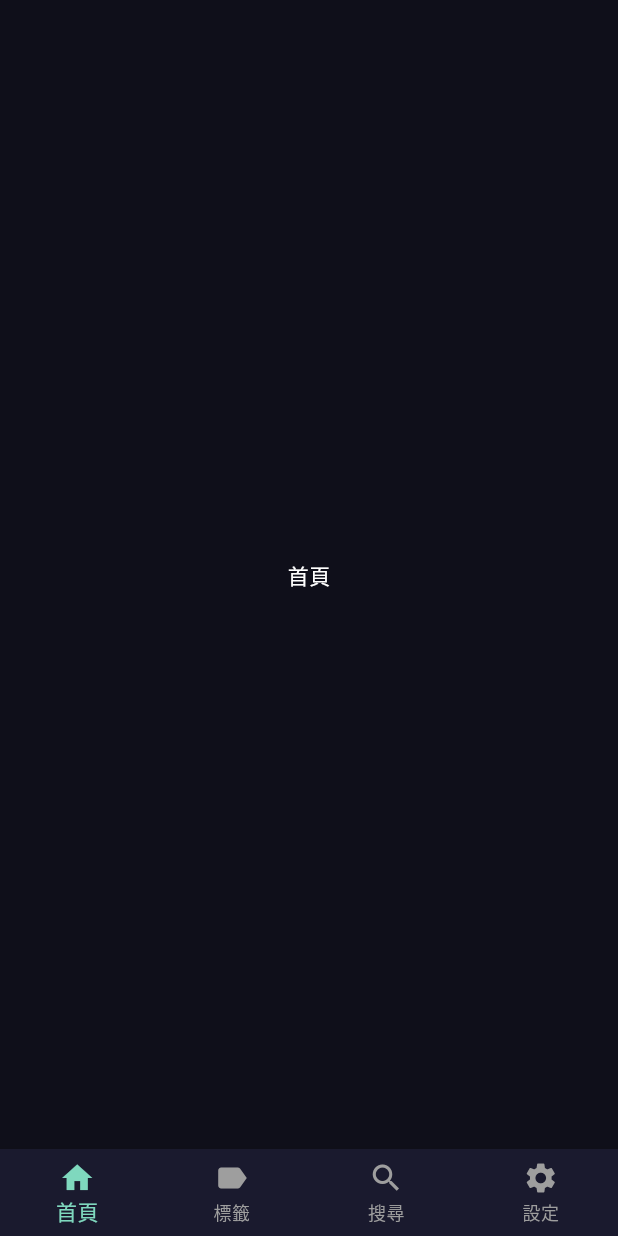
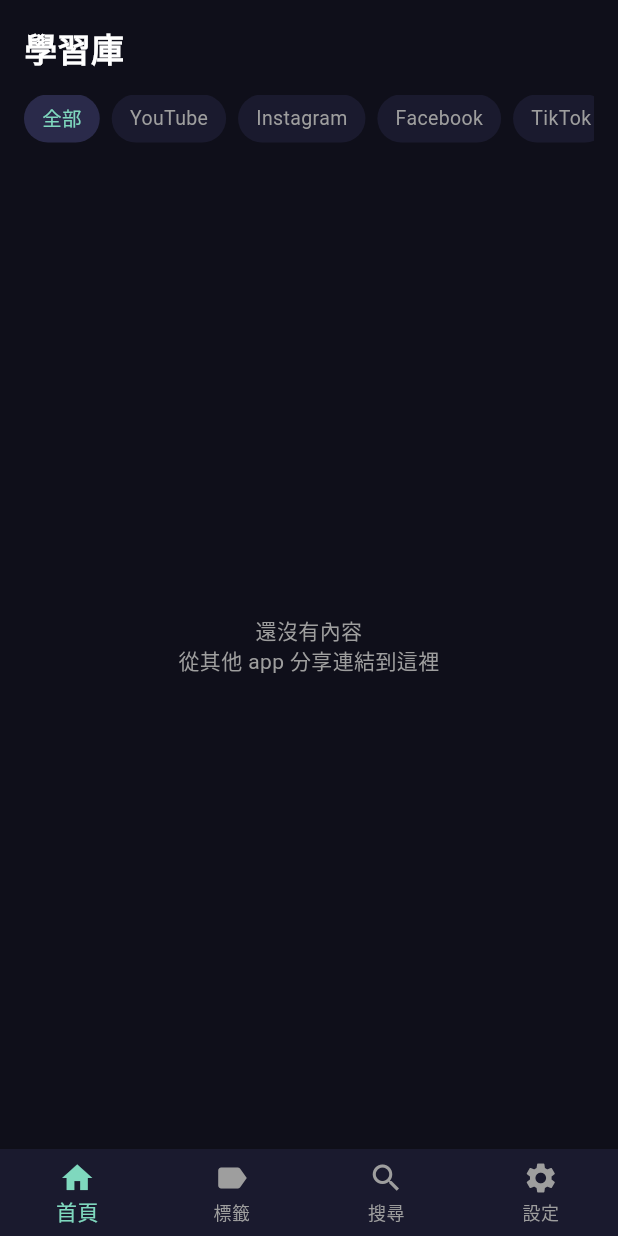
Before and after one commit to AAAZZZR/sharing_app, a Flutter app: the screen it shows after launch, on a phone screen of 412 x 824 dp. Run offline on Flutter 3.47's test engine with Material 3 defaults, Android fonts, the phone set to English and light mode, and no system bars; our stand-ins replace dio, flutter_riverpod, flutter_secure_storage, sqflite; accounts and stored records are empty.

Commit message:
feat: 新增首頁時間軸，含平台篩選與內容卡片
Co-Authored-By: Claude Sonnet 4.6 <noreply@anthropic.com>

```diff
--- a/lib/screens/home_screen.dart
+++ b/lib/screens/home_screen.dart
@@ -1,10 +1,96 @@
 import 'package:flutter/material.dart';
+import 'package:flutter_riverpod/flutter_riverpod.dart';
+import 'package:learning_vault/providers/content_provider.dart';
+import 'package:learning_vault/providers/tag_provider.dart';
+import 'package:learning_vault/widgets/content_card.dart';
+import 'package:learning_vault/widgets/platform_chip.dart';
+import 'package:learning_vault/screens/detail_screen.dart';
 
-class HomeScreen extends StatelessWidget {
+class HomeScreen extends ConsumerStatefulWidget {
   const HomeScreen({super.key});
 
   @override
+  ConsumerState<HomeScreen> createState() => _HomeScreenState();
+}
+
+class _HomeScreenState extends ConsumerState<HomeScreen> {
+  String _selectedPlatform = 'all';
+
+  final _platforms = ['all', 'youtube', 'instagram', 'facebook', 'tiktok'];
+
+  @override
   Widget build(BuildContext context) {
-    return const Scaffold(body: Center(child: Text('首頁')));
+    final contentAsync = ref.watch(contentListProvider);
+
+    return SafeArea(
+      child: Padding(
+        padding: const EdgeInsets.all(16),
+        child: Column(
+          crossAxisAlignment: CrossAxisAlignment.start,
+          children: [
+            const Text('學習庫', style: TextStyle(fontSize: 22, fontWeight: FontWeight.bold, color: Colors.white)),
+            const SizedBox(height: 16),
+            SizedBox(
+              height: 32,
+              child: ListView.separated(
+                scrollDirection: Axis.horizontal,
+                itemCount: _platforms.length,
+                separatorBuilder: (_, __) => const SizedBox(width: 8),
+                itemBuilder: (context, index) {
+                  final platform = _platforms[index];
+                  return PlatformChip(
+                    label: platform == 'all' ? '全部' : PlatformChip.labelForPlatform(platform),
+                    selected: _selectedPlatform == platform,
+                    onTap: () {
+                      setState(() => _selectedPlatform = platform);
+                      if (platform == 'all') {
+                        ref.read(contentListProvider.notifier).loadAll();
+                      } else {
+                        ref.read(contentListProvider.notifier).loadByPlatform(platform);
+                      }
+                    },
+                  );
+                },
+              ),
+            ),
+            const SizedBox(height: 16),
+            Expanded(
+              child: contentAsync.when(
+                loading: () => const Center(child: CircularProgressIndicator()),
+                error: (err, _) => Center(child: Text('錯誤：$err')),
+                data: (contents) {
+                  if (contents.isEmpty) {
+                    return const Center(
+                      child: Text('還沒有內容\n從其他 app 分享連結到這裡', textAlign: TextAlign.center, style: TextStyle(color: Colors.grey)),
+                    );
+                  }
+                  return ListView.builder(
+                    itemCount: contents.length,
+                    itemBuilder: (context, index) {
+                      final content = contents[index];
+                      final tagsAsync = ref.watch(contentTagsProvider(content.id!));
+                      final tagNames = tagsAsync.when(
+                        data: (tags) => tags.map((t) => t.name).toList(),
+                        loading: () => <String>[],
+                        error: (_, __) => <String>[],
+                      );
+                      return ContentCard(
+                        content: content,
+                        tags: tagNames,
+                        onTap: () {
+                          Navigator.of(context).push(
+                            MaterialPageRoute(builder: (_) => DetailScreen(contentId: content.id!)),
+                          );
+                        },
+                      );
+                    },
+                  );
+                },
+              ),
+            ),
+          ],
+        ),
+      ),
+    );
   }
 }
--- /dev/null
+++ b/lib/widgets/platform_chip.dart
@@ -0,0 +1,65 @@
+import 'package:flutter/material.dart';
+
+class PlatformChip extends StatelessWidget {
+  final String label;
+  final bool selected;
+  final VoidCallback onTap;
+
+  const PlatformChip({
+    super.key,
+    required this.label,
+    required this.selected,
+    required this.onTap,
+  });
+
+  static Color colorForPlatform(String platform) {
+    switch (platform) {
+      case 'youtube':
+        return const Color(0xFFC4A7E7);
+      case 'instagram':
+        return const Color(0xFFEB6F92);
+      case 'facebook':
+        return const Color(0xFF89B4FA);
+      case 'tiktok':
+        return const Color(0xFF9CCFD8);
+      default:
+        return Colors.grey;
+    }
+  }
+
+  static String labelForPlatform(String platform) {
+    switch (platform) {
+      case 'youtube':
+        return 'YouTube';
+      case 'instagram':
+        return 'Instagram';
+      case 'facebook':
+        return 'Facebook';
+      case 'tiktok':
+        return 'TikTok';
+      default:
+        return platform;
+    }
+  }
+
+  @override
+  Widget build(BuildContext context) {
+    return GestureDetector(
+      onTap: onTap,
+      child: Container(
+        padding: const EdgeInsets.symmetric(horizontal: 12, vertical: 6),
+        decoration: BoxDecoration(
+          color: selected ? const Color(0xFF2A2A4A) : const Color(0xFF1A1A2E),
+          borderRadius: BorderRadius.circular(16),
+        ),
+        child: Text(
+          label,
+          style: TextStyle(
+            fontSize: 13,
+            color: selected ? const Color(0xFF7FD8BE) : Colors.grey,
+          ),
+        ),
+      ),
+    );
+  }
+}
```
Also changed, not shown: lib/widgets/content_card.dart (added, +109 -0 lines).
